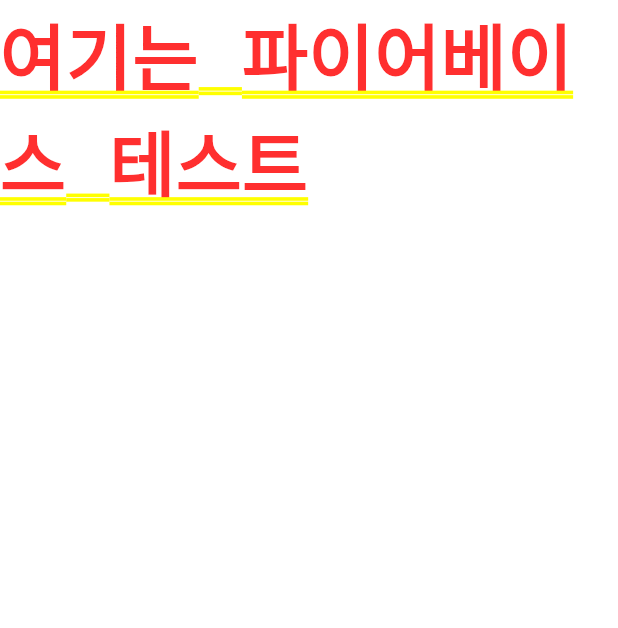
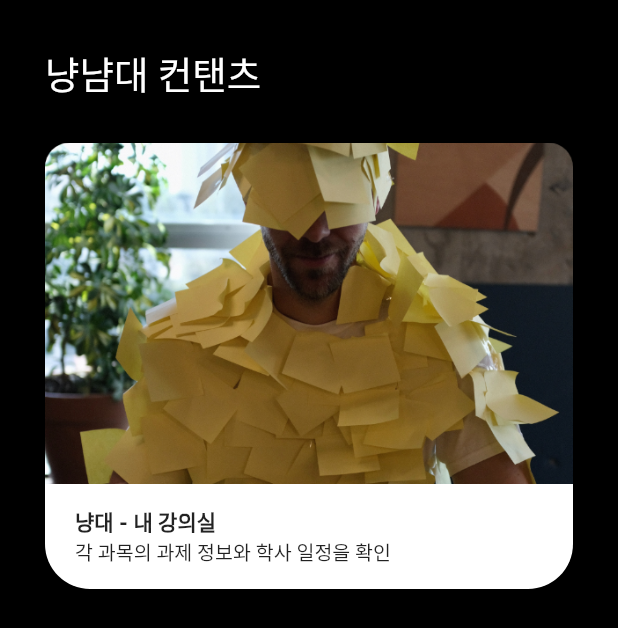
Before and after one commit to Goorm-IT/NyanYumUniv, a Flutter app: the screen it shows after launch, on a phone screen of 412 x 824 dp. Shown: the top 628 px of the screen. Run offline on Flutter 3.47's test engine with Material 2 defaults, Android fonts, the phone set to English and light mode, and no system bars; our stand-ins replace firebase_core, firebase_messaging, flutter_secure_storage, google_mobile_ads, page_transition, rxdart and 1 more; missing offline and left inert: blinking_text, custom_check_box, kakao_flutter_sdk; accounts and stored records are empty.

Commit message:
(진행)(NYU-43)[sprint1] IsNyanLogin logic 구현
IsNyanLogin logic 구현
NyanLogin button 구현

```diff
--- a/lib/Widgets/classdivid.dart
+++ b/lib/Widgets/classdivid.dart
@@ -1,7 +1,7 @@
 import 'package:deanora/Widgets/Widgets.dart';
 import 'package:deanora/crawl/crawl.dart';
 import 'package:deanora/Widgets/custom_circlular_bar.dart';
-import 'package:deanora/screen/myAssignment.dart';
+import 'package:deanora/screen/MyAssignment.dart';
 import 'package:flutter/material.dart';
 import 'package:page_transition/page_transition.dart';
 
--- a/lib/main.dart
+++ b/lib/main.dart
@@ -5,6 +5,8 @@ import 'package:deanora/crawl/customException.dart';
 import 'package:deanora/screen/MyLogin.dart';
 import 'package:deanora/screen/MyClass.dart';
 import 'package:deanora/screen/MyMenu.dart';
+import 'package:deanora/screen/MyAssignment.dart';
+import 'package:deanora/screen/MyClass.dart';
 import 'package:firebase_core/firebase_core.dart';
 import 'package:flutter/material.dart';
 import 'package:page_transition/page_transition.dart';
--- a/lib/screen/MyMenu.dart
+++ b/lib/screen/MyMenu.dart
@@ -1,6 +1,14 @@
+import 'package:deanora/Widgets/LoginDataCtrl.dart';
+import 'package:deanora/Widgets/Tutorial.dart';
+import 'package:deanora/crawl/crawl.dart';
+import 'package:deanora/crawl/customException.dart';
+import 'package:deanora/main.dart';
+import 'package:deanora/screen/MyLogin.dart';
+import 'package:deanora/screen/MyClass.dart';
 import 'package:flutter/material.dart';
 import 'package:firebase_core/firebase_core.dart';
 import 'package:firebase_messaging/firebase_messaging.dart';
+import 'package:page_transition/page_transition.dart';
 
 class MyMenu extends StatefulWidget {
   const MyMenu({Key? key}) : super(key: key);
@@ -11,6 +19,7 @@ class MyMenu extends StatefulWidget {
 
 class _MyMenuState extends State<MyMenu> {
   late FirebaseMessaging messaging;
+  String saved_id = "", saved_pw = "";
   @override
   void initState() {
     super.initState();
@@ -69,6 +78,124 @@ class _MyMenuState extends State<MyMenu> {
   }
 
   Widget build(BuildContext context) {
-    return Container(child: Text("여기는 파이어베이스 테스트"));
+    var windowHeight = MediaQuery.of(context).size.height;
+    var windowWidth = MediaQuery.of(context).size.width;
+
+    Widget contentsMenu(_ontapcontroller, image, title, descrition) {
+      return InkWell(
+        onTap: () {
+          _ontapcontroller();
+        },
+        child: Center(
+          child: Container(
+            width: windowWidth - 60,
+            child: Column(
+              children: [
+                Align(
+                    alignment: Alignment.topCenter,
+                    child: Container(
+                      child: Image.asset('assets/images/$image.png'),
+                    )),
+                Align(
+                    alignment: Alignment.bottomCenter,
+                    child: Container(
+                      width: double.infinity,
+                      decoration: BoxDecoration(
+                          color: Colors.white,
+                          borderRadius: BorderRadius.only(
+                              bottomLeft: Radius.circular(30),
+                              bottomRight: Radius.circular(30))),
+                      child: Container(
+                        padding: EdgeInsets.only(left: 20, top: 15, bottom: 15),
+                        child: Column(
+                            crossAxisAlignment: CrossAxisAlignment.start,
+                            mainAxisAlignment: MainAxisAlignment.spaceEvenly,
+                            children: [
+                              Text(
+                                title,
+                                style: TextStyle(fontWeight: FontWeight.w800),
+                              ),
+                              Text(descrition, style: TextStyle(fontSize: 13))
+                            ]),
+                      ),
+                    ))
+              ],
+            ),
+          ),
+        ),
+      );
+    }
+
+    return MaterialApp(
+      home: Scaffold(
+        resizeToAvoidBottomInset: false,
+        body: SafeArea(
+            child: Container(
+          color: Colors.black,
+          width: windowWidth,
+          height: windowHeight,
+          child: Container(
+            margin: EdgeInsets.only(top: 30, left: 30, right: 30),
+            child: Column(
+              crossAxisAlignment: CrossAxisAlignment.start,
+              children: [
+                Text("냥냠대 컨탠츠",
+                    style: TextStyle(color: Colors.white, fontSize: 25)),
+                SizedBox(
+                  height: 10,
+                ),
+                Container(
+                  height: windowHeight - 100,
+                  child: Column(
+                    children: [
+                      SizedBox(
+                        height: 18,
+                      ),
+                      contentsMenu(isNyanLogin, "nyanTitle", "냥대 - 내 강의실",
+                          "각 과목의 과제 정보와 학사 일정을 확인"),
+                      SizedBox(
+                        height: 30,
+                      ),
+                      // contentsMenu(yumLogintest, "yumTitle", "냠대 - 맛집 정보",
+                      //     "안양대생만의 숨은 꿀 맛집 정보를 공유"),
+                    ],
+                  ),
+                ),
+              ],
+            ),
+          ),
+        )),
+      ),
+    );
+  }
+
+  isNyanLogin() async {
+    var ctrl = new LoginDataCtrl();
+    var assurance = await ctrl.loadLoginData();
+    saved_id = assurance["user_id"] ?? "";
+    saved_pw = assurance["user_pw"] ?? "";
+    var crawl = new Crawl(saved_id, saved_pw);
+    try {
+      var classes = await crawl.crawlClasses();
+      var user = await crawl.crawlUser();
+      print("Saved_login");
+      Navigator.push(
+          context,
+          PageTransition(
+            duration: Duration(milliseconds: 250),
+            type: PageTransitionType.fade,
+            child: MyClass(saved_id, saved_pw, classes, user),
+          ));
+    } on CustomException catch (e) {
+      Navigator.push(
+        context,
+        PageTransition(
+          duration: Duration(milliseconds: 800),
+          type: PageTransitionType.fade,
+          alignment: Alignment.topCenter,
+          child: isviewed != 0 ? Tutorial() : MyLogin(),
+        ),
+      );
+    }
   }
 }
--- a/lib/screen/myClass.dart
+++ b/lib/screen/myClass.dart
@@ -4,7 +4,7 @@ import 'package:deanora/Widgets/custom_circlular_bar.dart';
 import 'package:deanora/crawl/crawl.dart';
 import 'package:deanora/screen/MyCalendar.dart';
 import 'package:deanora/screen/MyLogin.dart';
-import 'package:deanora/screen/myAssignment.dart';
+import 'package:deanora/screen/MyAssignment.dart';
 import 'package:firebase_messaging/firebase_messaging.dart';
 import 'package:flutter/material.dart';
 import 'dart:math' as math;
```
Also changed, not shown: assets/images/nyanTitle.png (added), assets/images/yumTitle.png (added).
